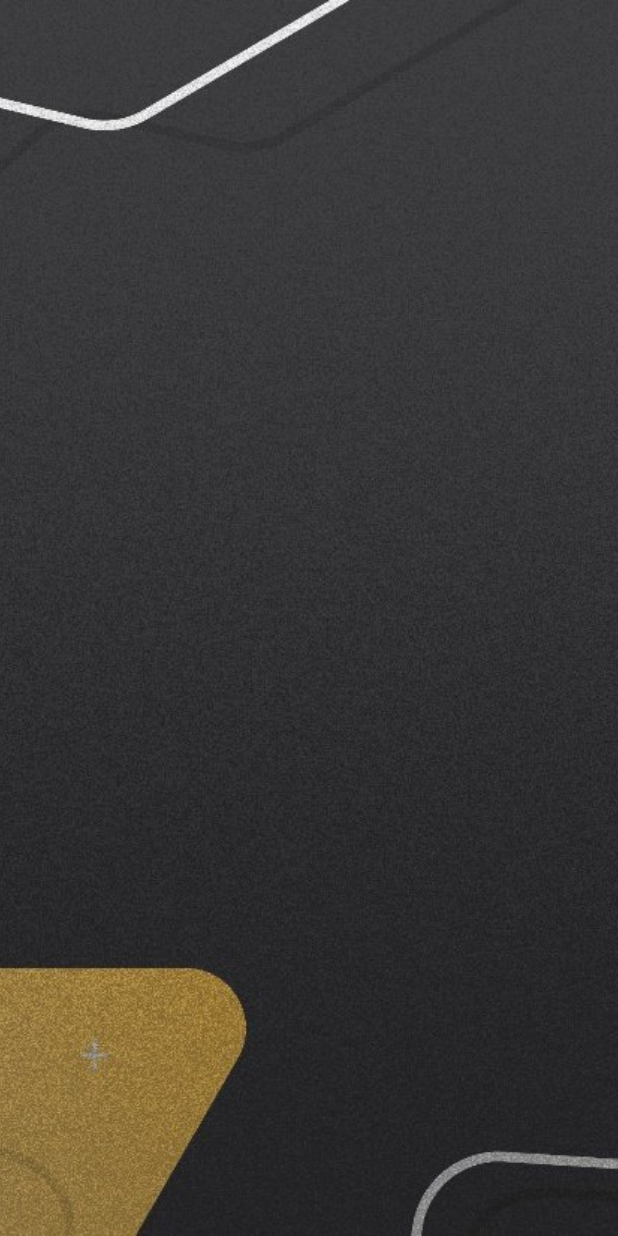
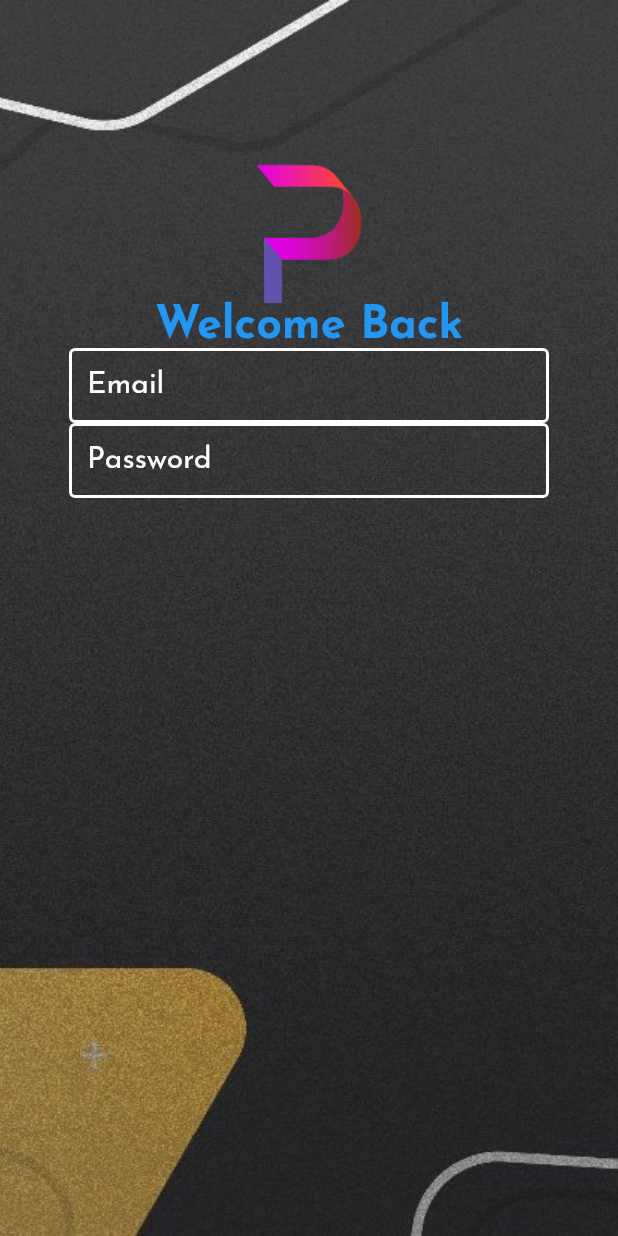
Before and after one commit to PilotCityInc/pcv4_mobile, a Flutter app: the screen it shows after launch, on a phone screen of 412 x 824 dp. Run offline on Flutter 3.47's test engine with Material 2 defaults, Android fonts, the light colour scheme and no system bars; our stand-ins replace google_fonts.

Commit message:
fixed the error with heiercahy

```diff
--- a/lib/Login/LoginPage.dart
+++ b/lib/Login/LoginPage.dart
@@ -1,16 +1,113 @@
-// ignore_for_file: file_names, prefer_const_constructors, prefer_const_literals_to_create_immutables
+// ignore_for_file: file_names, prefer_const_constructors, prefer_const_literals_to_create_immutables, non_constant_identifier_names, avoid_unnecessary_containers
 
 import 'package:flutter/material.dart';
 import '../Widgets/Widgets.dart';
-// 'assets/Login/Background.jpeg'
+import '../TextStyling/Pallete.dart';
 
 class LoginPage extends StatelessWidget {
   const LoginPage({Key? key}) : super(key: key);
 
+  // Base alignment for top most component so alignmnet change here will
+  // unformily change throughtout the entire program
+  final double BaseAlignmentY = -0.5;
+
   @override
   Widget build(BuildContext context) {
-    return Stack(
-      children: [BackgroundImage(Imagesrc: 'assets/Login/Background.jpeg')],
-    );
+    return Stack(children: [
+      BackgroundImage(Imagesrc: 'assets/Login/Background.jpeg'),
+      Scaffold(
+        backgroundColor: Colors.transparent,
+        body: ListView(
+          children: [
+            SizedBox(
+              height: 100,
+            ),
+            Logo(),
+            WelcomeBack(),
+            EmailText(),
+            PasswordText(),
+          ],
+        ),
+      ),
+    ]);
+  }
+
+  Container PasswordText() {
+    return Container(
+        alignment: Alignment(0.0, BaseAlignmentY + 0.88),
+        child: Container(
+          width: 320,
+          height: 50,
+          decoration: BoxDecoration(
+              // color: Colors.transparent,
+              borderRadius: BorderRadius.circular(20)),
+          child: TextField(
+            style: TextStyle(fontSize: 20, color: Colors.white),
+            decoration: InputDecoration(
+              focusedBorder: OutlineInputBorder(
+                borderSide: BorderSide(color: Colors.white, width: 2.0),
+              ),
+              enabledBorder: OutlineInputBorder(
+                borderSide: BorderSide(color: Colors.white, width: 2.0),
+              ),
+              labelText: 'Password',
+              labelStyle: TextStyle(color: Colors.white),
+              isDense: true,
+            ),
+          ),
+        ));
+  }
+
+  // This is the code for the text fied that takes in the email
+  Container EmailText() {
+    return Container(
+        alignment: Alignment(0.0, BaseAlignmentY + 0.28),
+        child: Container(
+          width: 320,
+          height: 50,
+          decoration: BoxDecoration(
+              // color: Colors.transparent,
+              borderRadius: BorderRadius.circular(20)),
+          child: TextField(
+            style: TextStyle(fontSize: 20, color: Colors.white),
+            decoration: InputDecoration(
+              focusedBorder: OutlineInputBorder(
+                borderSide: BorderSide(color: Colors.white, width: 2.0),
+              ),
+              enabledBorder: OutlineInputBorder(
+                borderSide: BorderSide(color: Colors.white, width: 2.0),
+              ),
+              labelText: 'Email',
+              labelStyle: TextStyle(color: Colors.white),
+              isDense: true,
+            ),
+          ),
+        ));
+  }
+
+  // This is the code for the welcome back text
+  SafeArea WelcomeBack() {
+    return SafeArea(
+        child: Container(
+      alignment: Alignment(0.0, BaseAlignmentY),
+      child: Text(
+        'Welcome Back',
+        style: PageHeading,
+      ),
+    ));
+  }
+
+  // This is the code for the Pilotcity Logo that appears on top of the Welcome
+  Container Logo() {
+    return Container(
+        alignment: Alignment(0.0, BaseAlignmentY - 0.2),
+        child: Container(
+            width: 84,
+            height: 102,
+            padding: const EdgeInsets.all(0.0),
+            decoration: BoxDecoration(
+                image: DecorationImage(
+                    image: AssetImage('assets/Login/PilotCity.png'),
+                    fit: BoxFit.fill))));
   }
 }
```
